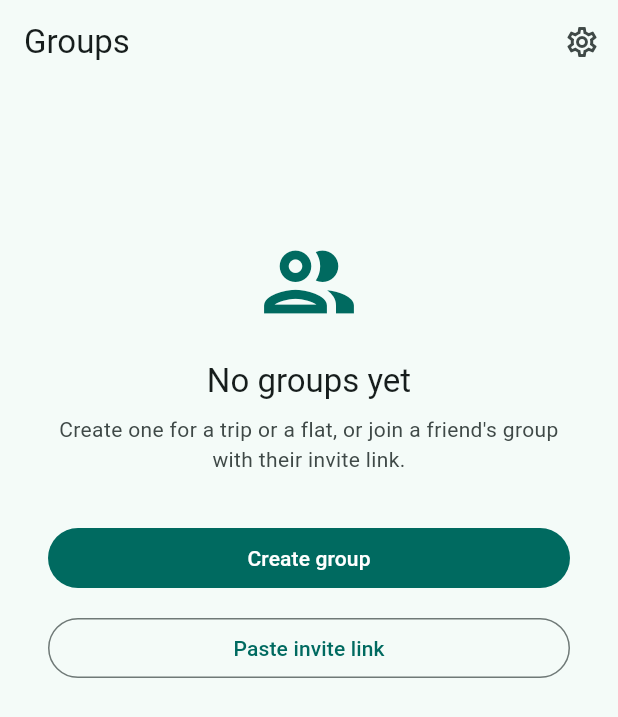
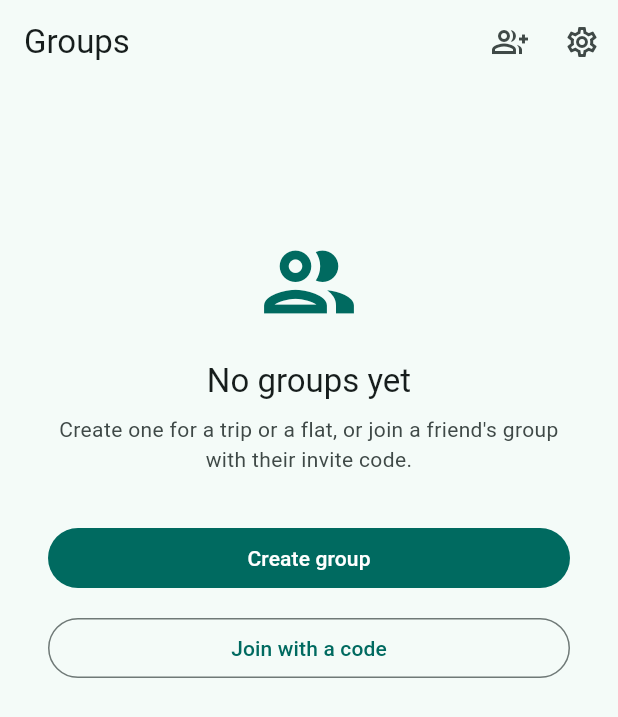
Before and after one commit to devyourown/evensies, a Flutter app: the GroupsScreen screen opened by its route, on a phone screen of 412 x 824 dp. Shown: the top 717 px of the screen. Run offline on Flutter 3.47's test engine with Material 3 defaults, Android fonts, the phone set to English and light mode, and no system bars; our stand-ins replace app_links, dio, drift, drift_flutter, file_picker, firebase_core and 7 more; accounts and stored records are empty; generated files the repository leaves out were written again.

Commit message:
feat(app): join with a 6-character code instead of pasting a link
New Join a group screen (clipboard prefill, live formatting, automatic
preview), invite card shows the code large with Copy code / Share link,
join entry in the groups app bar. Deep links now go only through app_links
(Flutter's built-in deep linking sent /j/ links to a missing GoRouter route).
Bump build to 1.0.0+3.

Co-Authored-By: Claude Opus 5.5 <noreply@anthropic.com>

```diff
--- a/app/lib/app.dart
+++ b/app/lib/app.dart
@@ -2,7 +2,7 @@ import 'package:app_links/app_links.dart';
 import 'package:flutter/material.dart';
 import 'package:flutter_riverpod/flutter_riverpod.dart';
 
-import 'features/groups/paste_invite_dialog.dart';
+import 'core/invite_code.dart';
 import 'providers.dart';
 import 'push.dart';
 import 'router.dart';
@@ -38,7 +38,7 @@ class _EvensiesAppState extends ConsumerState<EvensiesApp> with WidgetsBindingOb
     final links = AppLinks();
     void handle(Uri? uri) {
       if (uri == null) return;
-      final code = inviteCodeFrom(uri.toString());
+      final code = extractInviteCode(uri.toString());
       if (code != null) ref.read(routerProvider).push('/join/$code');
     }
 
--- a/app/lib/features/groups/groups_screen.dart
+++ b/app/lib/features/groups/groups_screen.dart
@@ -9,7 +9,6 @@ import '../../data/db/database.dart';
 import '../../providers.dart';
 import '../group_detail/balances.dart';
 import 'create_group_dialog.dart';
-import 'paste_invite_dialog.dart';
 
 class GroupsScreen extends ConsumerWidget {
   const GroupsScreen({super.key});
@@ -21,6 +20,10 @@ class GroupsScreen extends ConsumerWidget {
       appBar: AppBar(
         title: const Text('Groups'),
         actions: [
+          IconButton(
+              tooltip: 'Join with a code',
+              onPressed: () => context.push('/join-code'),
+              icon: const Icon(Icons.group_add_outlined)),
           IconButton(onPressed: () => context.push('/settings'), icon: const Icon(Icons.settings_outlined)),
         ],
       ),
@@ -31,7 +34,7 @@ class GroupsScreen extends ConsumerWidget {
             onRefresh: () => ref.read(syncProvider).syncAll(),
             child: groups.isEmpty
                 ? ListView(children: [
-                    _Empty(onCreate: () => showCreateGroupDialog(context), onPaste: () => showPasteInviteDialog(context))
+                    _Empty(onCreate: () => showCreateGroupDialog(context), onJoin: () => context.push('/join-code'))
                   ])
                 : ListView.builder(
                     padding: const EdgeInsets.fromLTRB(16, 8, 16, 88),
@@ -54,8 +57,8 @@ class GroupsScreen extends ConsumerWidget {
 
 class _Empty extends StatelessWidget {
   final VoidCallback onCreate;
-  final VoidCallback onPaste;
-  const _Empty({required this.onCreate, required this.onPaste});
+  final VoidCallback onJoin;
+  const _Empty({required this.onCreate, required this.onJoin});
   @override
   Widget build(BuildContext context) {
     final cs = Theme.of(context).colorScheme;
@@ -68,12 +71,12 @@ class _Empty extends StatelessWidget {
           const SizedBox(height: 16),
           Text('No groups yet', style: Theme.of(context).textTheme.titleLarge, textAlign: TextAlign.center),
           const SizedBox(height: 8),
-          Text('Create one for a trip or a flat, or join a friend\'s group with their invite link.',
+          Text('Create one for a trip or a flat, or join a friend\'s group with their invite code.',
               textAlign: TextAlign.center, style: TextStyle(color: cs.onSurfaceVariant)),
           const SizedBox(height: 32),
           FilledButton(onPressed: onCreate, child: const Text('Create group')),
           const SizedBox(height: 12),
-          OutlinedButton(onPressed: onPaste, child: const Text('Paste invite link')),
+          OutlinedButton(onPressed: onJoin, child: const Text('Join with a code')),
         ],
       ),
     );
--- a/app/lib/features/members/members_screen.dart
+++ b/app/lib/features/members/members_screen.dart
@@ -6,6 +6,7 @@ import 'package:share_plus/share_plus.dart';
 
 import '../../core/confirm.dart';
 import '../../core/env.dart';
+import '../../core/invite_code.dart';
 import '../../core/snack.dart';
 import '../../data/db/database.dart';
 import '../../providers.dart';
@@ -24,7 +25,8 @@ class _MembersScreenState extends ConsumerState<MembersScreen> {
   Widget build(BuildContext context) {
     final group = ref.watch(groupProvider(widget.groupId)).value;
     final members = (ref.watch(membersProvider(widget.groupId)).value ?? const <MemberRow>[]).where((m) => !m.removed);
-    final link = group?.inviteCode == null ? null : '${ref.watch(serverUrlProvider)}/j/${group!.inviteCode}';
+    final code = group?.inviteCode;
+    final link = code == null ? null : '${ref.watch(serverUrlProvider)}/j/$code';
     final cs = Theme.of(context).colorScheme;
     final text = Theme.of(context).textTheme;
     return Scaffold(
@@ -36,48 +38,52 @@ class _MembersScreenState extends ConsumerState<MembersScreen> {
             Card(
               child: Padding(
                 padding: const EdgeInsets.all(16),
-                child: Column(crossAxisAlignment: CrossAxisAlignment.start, children: [
-                  Row(children: [
-                    Icon(Icons.link, color: cs.primary),
-                    const SizedBox(width: 8),
-                    Text('Invite link', style: text.titleMedium),
-                  ]),
+                child: Column(crossAxisAlignment: CrossAxisAlignment.stretch, children: [
+                  Text('Invite code', textAlign: TextAlign.center, style: text.labelLarge?.copyWith(color: cs.onSurfaceVariant)),
                   const SizedBox(height: 4),
-                  Text('Anyone with this link can join and pick their name.',
-                      style: text.bodySmall?.copyWith(color: cs.onSurfaceVariant)),
-                  const SizedBox(height: 12),
-                  SelectableText(link, style: text.bodyMedium?.copyWith(fontFamily: 'monospace')),
+                  SelectableText(formatInviteCode(code!),
+                      textAlign: TextAlign.center,
+                      style: text.displaySmall?.copyWith(fontFamily: 'monospace', letterSpacing: 4, fontWeight: FontWeight.w600)),
+                  const SizedBox(height: 4),
+                  Text('Anyone with this code can join and pick their name.',
+                      textAlign: TextAlign.center, style: text.bodySmall?.copyWith(color: cs.onSurfaceVariant)),
                   const SizedBox(height: 12),
                   Row(children: [
                     Expanded(
                       child: OutlinedButton.icon(
                         onPressed: () async {
-                          await Clipboard.setData(ClipboardData(text: link));
-                          if (context.mounted) showInfo(context, 'Link copied');
+                          await Clipboard.setData(ClipboardData(text: code));
+                          if (context.mounted) showInfo(context, 'Code copied');
                         },
                         icon: const Icon(Icons.copy, size: 18),
-                        label: const Text('Copy'),
+                        label: const Text('Copy code'),
                       ),
                     ),
                     const SizedBox(width: 8),
                     Expanded(
                       child: FilledButton.icon(
-                        onPressed: () => SharePlus.instance.share(ShareParams(text: 'Join my Evensies group: $link')),
+                        onPressed: () => SharePlus.instance.share(ShareParams(
+                            text: 'Join my group "${group!.name}" on Evensies: $link\n'
+                                'Or open the app and enter code ${formatInviteCode(code)}')),
                         icon: const Icon(Icons.share, size: 18),
-                        label: const Text('Share'),
+                        label: const Text('Share link'),
                       ),
                     ),
                   ]),
-                  Align(
-                    alignment: Alignment.centerRight,
-                    child: TextButton.icon(
+                  const SizedBox(height: 8),
+                  Row(children: [
+                    Expanded(
+                      child: SelectableText(link,
+                          style: text.bodySmall?.copyWith(fontFamily: 'monospace', color: cs.onSurfaceVariant)),
+                    ),
+                    TextButton.icon(
                       onPressed: _rotating ? null : _rotate,
                       icon: _rotating
                           ? const SizedBox(width: 16, height: 16, child: CircularProgressIndicator(strokeWidth: 2))
                           : const Icon(Icons.refresh, size: 18),
                       label: const Text('Rotate code'),
                     ),
-                  ),
+                  ]),
                 ]),
               ),
             ),
@@ -97,7 +103,7 @@ class _MembersScreenState extends ConsumerState<MembersScreen> {
               ),
               title: Text(m.id == group?.myMemberId ? '${m.name} (you)' : m.name),
               subtitle: Text(
-                m.userId == null ? 'not joined yet — share the invite link' : 'linked',
+                m.userId == null ? 'not joined yet — share the invite code' : 'linked',
                 style: TextStyle(color: m.userId == null ? cs.onSurfaceVariant : cs.primary),
               ),
               trailing: m.id == group?.myMemberId
@@ -154,7 +160,7 @@ class _MembersScreenState extends ConsumerState<MembersScreen> {
   Future<void> _rotate() async {
     final ok = await confirm(context,
         title: 'Rotate invite code?',
-        message: 'The current link stops working. People who already joined are not affected.',
+        message: 'The current code and link stop working. People who already joined are not affected.',
         confirmLabel: 'Rotate',
         destructive: false);
     if (!ok) return;
@@ -164,7 +170,7 @@ class _MembersScreenState extends ConsumerState<MembersScreen> {
       final db = ref.read(dbProvider);
       final g = await db.getGroup(widget.groupId);
       if (g != null) await db.upsertGroup(g.copyWith(inviteCode: Value(code)));
-      if (mounted) showInfo(context, 'New invite link ready');
+      if (mounted) showInfo(context, 'New invite code ready');
     } catch (e) {
       if (mounted) showError(context, e);
     } finally {
--- a/app/lib/router.dart
+++ b/app/lib/router.dart
@@ -6,6 +6,7 @@ import 'features/auth/login_screen.dart';
 import 'features/expense_form/expense_form_screen.dart';
 import 'features/group_detail/group_detail_screen.dart';
 import 'features/groups/groups_screen.dart';
+import 'features/groups/join_code_screen.dart';
 import 'features/groups/join_screen.dart';
 import 'features/members/members_screen.dart';
 import 'features/settings/settings_screen.dart';
@@ -27,6 +28,7 @@ final routerProvider = Provider<GoRouter>((ref) {
       GoRoute(path: '/login', builder: (_, _) => const LoginScreen()),
       GoRoute(path: '/', builder: (_, _) => const GroupsScreen()),
       GoRoute(path: '/settings', builder: (_, _) => const SettingsScreen()),
+      GoRoute(path: '/join-code', builder: (_, _) => const JoinCodeScreen()),
       GoRoute(path: '/join/:code', builder: (_, s) => JoinScreen(code: s.pathParameters['code']!)),
       GoRoute(path: '/groups/:id', builder: (_, s) => GroupDetailScreen(groupId: s.pathParameters['id']!)),
       GoRoute(path: '/groups/:id/members', builder: (_, s) => MembersScreen(groupId: s.pathParameters['id']!)),
--- a/app/pubspec.yaml
+++ b/app/pubspec.yaml
@@ -16,7 +16,7 @@ publish_to: 'none' # Remove this line if you wish to publish to pub.dev
 # https://developer.apple.com/library/archive/documentation/General/Reference/InfoPlistKeyReference/Articles/CoreFoundationKeys.html
 # In Windows, build-name is used as the major, minor, and patch parts
 # of the product and file versions while build-number is used as the build suffix.
-version: 1.0.0+2
+version: 1.0.0+3
 
 environment:
   sdk: ^3.11.1
```
Also changed, not shown: app/lib/core/invite_code.dart (added, +24 -0 lines), app/lib/features/groups/join_code_screen.dart (added, +138 -0 lines), app/lib/features/groups/paste_invite_dialog.dart (deleted, +0 -37 lines), 3 other files.
